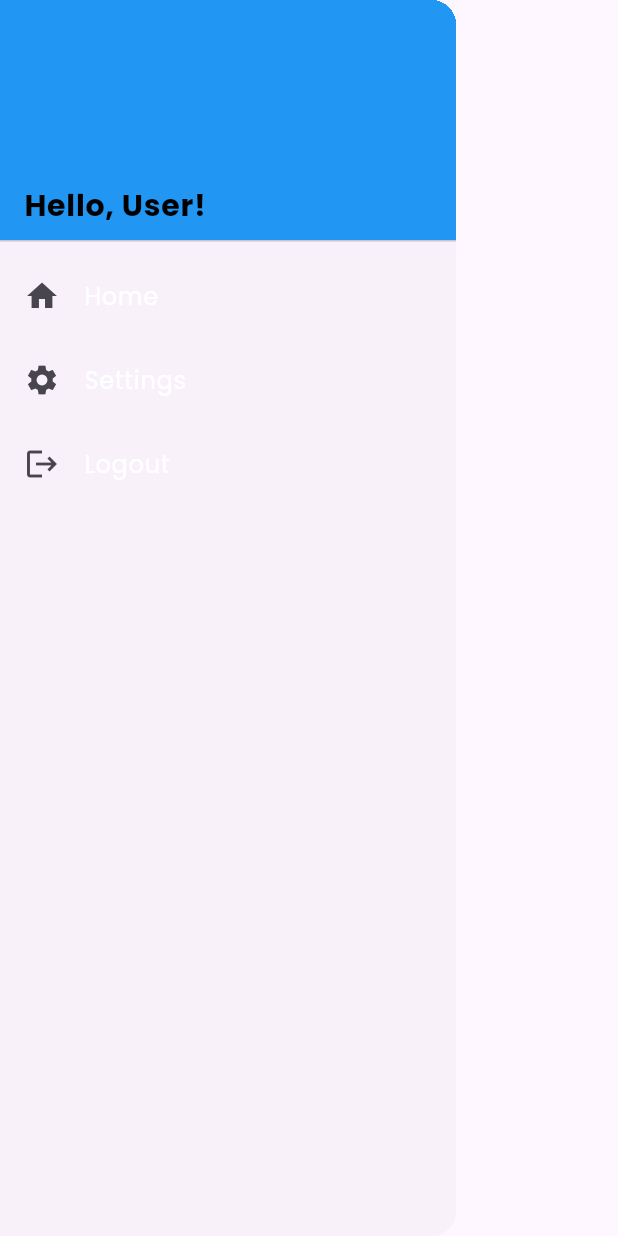
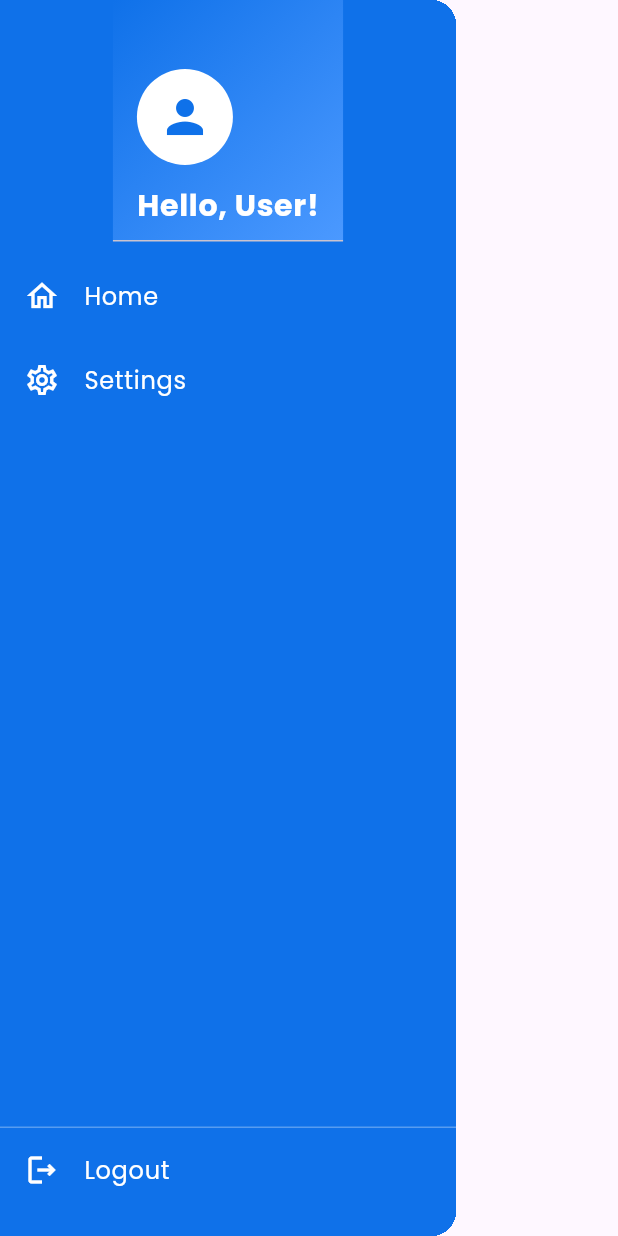
Before and after one commit to shahzeelhameed/housewise, a Flutter app: the CustomDrawer widget shown alone on an empty page, opened directly, on a phone screen of 412 x 824 dp. Run offline on Flutter 3.47's test engine with Material 3 defaults, Android fonts, the phone set to English and light mode, and no system bars; our stand-ins replace dio, google_fonts, persistent_bottom_nav_bar, wave.

Commit message:
drawer navigation added

```diff
--- /dev/null
+++ b/lib/config/components/custom_drawer_title.dart
@@ -0,0 +1,38 @@
+import 'package:flutter/material.dart';
+import 'package:housewise/config/color/color.dart';
+import 'package:housewise/config/textstyles/text_styles.dart';
+
+class CustomDrawerTile extends StatelessWidget {
+  final IconData icon;
+  final String title;
+  final VoidCallback onTap;
+
+  const CustomDrawerTile({
+    super.key,
+    required this.icon,
+    required this.title,
+    required this.onTap,
+  });
+
+  @override
+  Widget build(BuildContext context) {
+    return ListTile(
+      leading: Icon(
+        icon,
+        color: AppColor.white,
+        size: 24,
+      ),
+      title: Text(
+        title,
+        style: AppTextStyles.mediumRegular.copyWith(color: AppColor.white),
+      ),
+      onTap: onTap,
+      // Adds a subtle highlight effect when tapped
+      hoverColor: AppColor.white.withOpacity(0.1),
+      // Rounded corners for a modern touch when selected
+      shape: RoundedRectangleBorder(
+        borderRadius: BorderRadius.circular(10),
+      ),
+    );
+  }
+}
--- a/lib/config/components/drawer.dart
+++ b/lib/config/components/drawer.dart
@@ -1,6 +1,8 @@
 import 'package:flutter/cupertino.dart';
 import 'package:flutter/material.dart';
 import 'package:housewise/config/color/color.dart';
+
+import 'package:housewise/config/components/custom_drawer_title.dart';
 import 'package:housewise/config/textstyles/text_styles.dart';
 
 class CustomDrawer extends StatelessWidget {
@@ -9,47 +11,72 @@ class CustomDrawer extends StatelessWidget {
   @override
   Widget build(BuildContext context) {
     return Drawer(
+      child: Container(
+        color: AppColor.primary, // Use primary color as background
         child: Column(
           children: [
             DrawerHeader(
-            decoration: BoxDecoration(color: Colors.blue),
-            child: Align(
-              alignment: Alignment.bottomLeft,
-              child: Text(
-                'Hello, User!',
-                style: AppTextStyles.largeBold.copyWith(color: AppColor.black),
+              decoration: BoxDecoration(
+                gradient: LinearGradient(
+                  begin: Alignment.topLeft,
+                  end: Alignment.bottomRight,
+                  colors: [AppColor.primary, AppColor.secondary],
                 ),
               ),
+              child: Column(
+                crossAxisAlignment: CrossAxisAlignment.start,
+                mainAxisAlignment: MainAxisAlignment.end,
+                children: [
+                  // Circle avatar for user picture
+                  CircleAvatar(
+                    backgroundColor: AppColor.white,
+                    radius: 32,
+                    child: Icon(
+                      Icons.person,
+                      size: 36,
+                      color: AppColor.primary,
                     ),
-          ListTile(
-            leading: Icon(Icons.home),
-            title: Text('Home',
-                style: AppTextStyles.mediumRegular
-                    .copyWith(color: AppColor.white)),
+                  ),
+                  SizedBox(height: 12),
+                  // Username text
+                  Text(
+                    'Hello, User!',
+                    style:
+                        AppTextStyles.largeBold.copyWith(color: AppColor.white),
+                  ),
+                ],
+              ),
+            ),
+            // Drawer items
+            CustomDrawerTile(
+              icon: Icons.home_outlined,
+              title: 'Home',
               onTap: () {
-              Navigator.pop(context); // Close the drawer
+                Navigator.pop(context);
                 // Handle navigation
               },
             ),
-          ListTile(
-            leading: Icon(Icons.settings),
-            title: Text('Settings',
-                style: AppTextStyles.mediumRegular
-                    .copyWith(color: AppColor.white)),
+            CustomDrawerTile(
+              icon: Icons.settings_outlined,
+              title: 'Settings',
               onTap: () {
                 Navigator.pop(context);
+                // Handle navigation
               },
             ),
-          ListTile(
-            leading: Icon(Icons.logout),
-            title: Text('Logout',
-                style: AppTextStyles.mediumRegular
-                    .copyWith(color: AppColor.white)),
+            Expanded(child: Container()), // Push logout to bottom
+            Divider(color: AppColor.white.withOpacity(0.3), height: 1),
+            CustomDrawerTile(
+              icon: Icons.logout_outlined,
+              title: 'Logout',
               onTap: () {
                 Navigator.pop(context);
+                // Handle logout
               },
             ),
+            SizedBox(height: 16), // Add some bottom padding
           ],
+        ),
       ),
     );
   }
```
Lines whose indentation alone changed are shown as unchanged.
